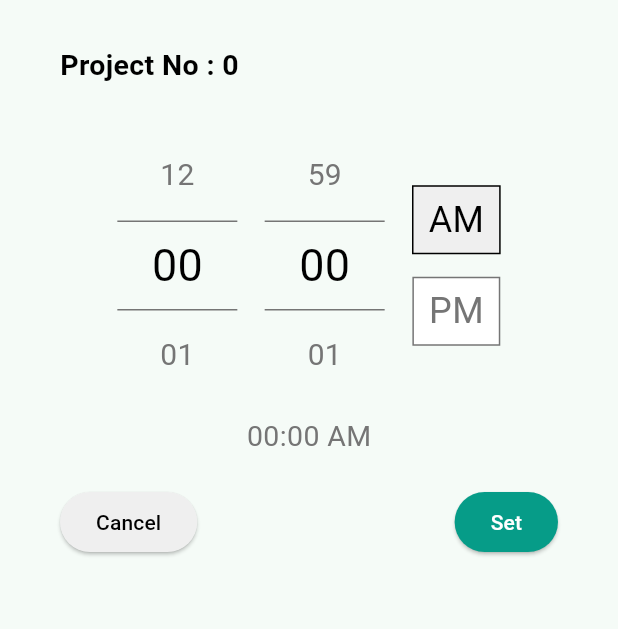
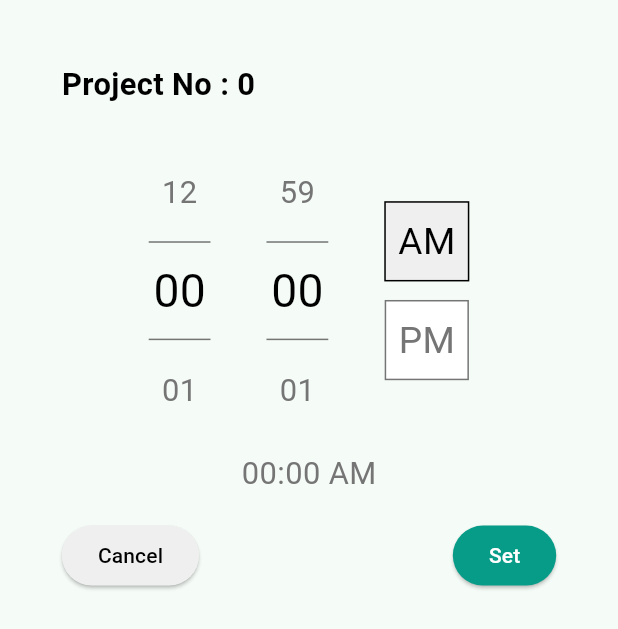
Before and after one commit to shanikaayasmanthi/av_solar_services_mobile, a Flutter app: the TimePicker widget shown alone on an empty page, opened directly with empty values, on a phone screen of 412 x 824 dp. Shown: the top 629 px of the screen. Run offline on Flutter 3.47's test engine with Material 3 defaults, Android fonts, the phone set to English and light mode, and no system bars; drawn by our look-alikes of numberpicker; our stand-ins replace geolocator, get, get_storage, google_maps_flutter, mask_text_input_formatter; missing offline and left inert: flutter_phone_direct_caller, google_maps_flutter_android, google_maps_flutter_platform_interface; accounts and stored records are empty.

Commit message:
merge dev-master in to shanika

```diff
--- a/lib/views/layouts/sup_layout.dart
+++ b/lib/views/layouts/sup_layout.dart
@@ -37,6 +37,8 @@
 
   @override
   Widget build(BuildContext context) {
+    final screenHeight = MediaQuery.of(context).size.height;
+
     final box = GetStorage();
     var token = box.read('token'); //user token
     final userMap = box.read('user'); //user details
@@ -97,7 +99,7 @@
                       },
                       icon: const Icon(
                         Icons.logout_rounded,
-                        color: textWhite,
+                        color: textRed,
                         size: 22,
                       ),
                     )
@@ -148,8 +150,8 @@
             decoration: const BoxDecoration(
               color: bgGreen,
             ),
-            child: const SizedBox(
-              height: 50,
+            child: SizedBox(
+              height: screenHeight*0.03,
             ),
           ),
         ),
@@ -182,7 +184,7 @@
                         onServiceContinueTap:
                         pageController.openServiceDetails);
                   case 1:
-                    return Profile();
+                    return const Profile();
                   case 2:
                     return ServiceDetailsLayout(
                         serviceId:
--- a/lib/views/widgets/ac_dc_form_widget.dart
+++ b/lib/views/widgets/ac_dc_form_widget.dart
@@ -328,20 +328,22 @@
         const SizedBox(
           height: 10,
         ),
-        Row(
-          mainAxisAlignment: MainAxisAlignment.start,
-          crossAxisAlignment: CrossAxisAlignment.start,
+        Wrap(
+          spacing: 20,
+          runSpacing: 0,
+          crossAxisAlignment: WrapCrossAlignment.center,
+
           children: [
             Row(
+              mainAxisSize: MainAxisSize.min,
               children: [
-                const SizedBox(width: 10),
                 const Text(
                   'Wifi Connectivity',
                   style: TextStyle(fontSize: 16),
                 ),
                 const SizedBox(width: 10),
                 Checkbox(
-                  tristate: true, // Example with tristate
+                  tristate: true,
                   value: wifiConnectivity,
                   onChanged: (bool? newValue) {
                     setState(() {
@@ -353,15 +355,15 @@
               ],
             ),
             Row(
+              mainAxisSize: MainAxisSize.min,
               children: [
-                const SizedBox(width: 10),
                 const Text(
                   'Electricity bill',
                   style: TextStyle(fontSize: 16),
                 ),
                 const SizedBox(width: 10),
                 Checkbox(
-                  tristate: true, // Example with tristate
+                  tristate: true,
                   value: electricitybill,
                   onChanged: (bool? newValue) {
                     setState(() {
@@ -374,6 +376,7 @@
             ),
           ],
         ),
+
         Column(
           crossAxisAlignment: CrossAxisAlignment.start,
           children: [
--- a/lib/views/widgets/time_picker.dart
+++ b/lib/views/widgets/time_picker.dart
@@ -31,23 +31,31 @@
   var timeFormat = "AM";
   @override
   Widget build(BuildContext context) {
-    return Padding(padding: const EdgeInsets.symmetric(horizontal: 40,vertical: 30),
+
+    final screenWidth = MediaQuery.of(context).size.width;
+    final screenHeight = MediaQuery.of(context).size.height;
+
+
+    return SafeArea(
+      child: SingleChildScrollView(
+        padding: EdgeInsets.symmetric(horizontal: screenWidth * 0.1, vertical: screenHeight * 0.05),
         child: Column(
+          mainAxisSize: MainAxisSize.min, // <- Important for bottom sheets
           children: [
             Row(
               children: [
                 Text("Project No : ${widget.projectNo}",
-              style: const TextStyle(
+                  style: TextStyle(
                       color: textBlack,
                       fontWeight: FontWeight.bold,
-                fontSize: 19
+                      fontSize: screenWidth * 0.05
 
                   ),),
               ],
             ),
-          const SizedBox(height: 20,),
+            SizedBox(height: screenHeight * 0.02,),
             Container(
-            padding: const EdgeInsets.symmetric(horizontal: 20,vertical: 10),
+              padding: EdgeInsets.symmetric(horizontal: screenWidth * 0.05, vertical: screenHeight * 0.01),
               child: Row(
                 mainAxisAlignment: MainAxisAlignment.spaceEvenly,
                 children: [
@@ -57,15 +65,15 @@
                     value: hour,
                     zeroPad: true,
                     infiniteLoop: true,
-                    itemWidth: 80,
-                    itemHeight: 60,
-                    textStyle: const TextStyle(
+                    itemWidth: screenWidth * 0.1,
+                    itemHeight: screenHeight * 0.08,
+                    textStyle: TextStyle(
                         color: textGrey,
-                      fontSize: 20
+                        fontSize: screenWidth * 0.05
                     ),
-                    selectedTextStyle: const TextStyle(
+                    selectedTextStyle: TextStyle(
                         color: textBlack,
-                      fontSize: 30
+                        fontSize: screenWidth * 0.075
                     ),
                     onChanged: (value){
                       setState(() {
@@ -89,15 +97,15 @@
                     value: minute,
                     zeroPad: true,
                     infiniteLoop: true,
-                  itemWidth: 80,
-                  itemHeight: 60,
-                  textStyle: const TextStyle(
+                    itemWidth: screenWidth * 0.1,
+                    itemHeight: screenHeight * 0.08,
+                    textStyle: TextStyle(
                         color: textGrey,
-                      fontSize: 20
+                        fontSize: screenWidth * 0.05
                     ),
-                  selectedTextStyle: const TextStyle(
+                    selectedTextStyle: TextStyle(
                         color: textBlack,
-                      fontSize: 30
+                        fontSize: screenWidth * 0.075
                     ),
                     onChanged: (value){
                       setState(() {
@@ -124,9 +132,9 @@
                           });
                         },
                         child: Container(
-                        padding: const EdgeInsets.symmetric(
-                            horizontal: 10,
-                            vertical: 5
+                          padding: EdgeInsets.symmetric(
+                              horizontal: screenWidth * 0.02,
+                              vertical: screenHeight * 0.01
                           ),
                           decoration: BoxDecoration(
                             color: timeFormat=="AM"?bgGrey:bgWhite,
@@ -137,11 +145,11 @@
                           child: Text("AM",
                             style: TextStyle(
                                 color: timeFormat=="AM"?textBlack:textGrey,
-                              fontSize: 24
+                                fontSize: screenWidth * 0.06
                             ),),
                         ),
                       ),
-                    const SizedBox(height: 15,),
+                      SizedBox(height: screenHeight * 0.015,),
                       GestureDetector(
                         onTap: (){
                           setState(() {
@@ -149,9 +157,9 @@
                           });
                         },
                         child: Container(
-                        padding: const EdgeInsets.symmetric(
-                            horizontal: 10,
-                            vertical: 5
+                          padding: EdgeInsets.symmetric(
+                              horizontal: screenWidth * 0.02,
+                              vertical: screenHeight * 0.01
                           ),
                           decoration: BoxDecoration(
                             color:  timeFormat=="PM"?bgGrey:bgWhite,
@@ -162,7 +170,7 @@
                           child: Text("PM",
                             style: TextStyle(
                                 color: timeFormat=="PM"?textBlack:textGrey,
-                              fontSize: 24
+                                fontSize: screenWidth * 0.06
                             ),),
                         ),
                       ),
@@ -175,8 +183,8 @@
               mainAxisAlignment: MainAxisAlignment.center,
               children: [
                 Text("${hour.toString().padLeft(2, '0')}:${minute.toString().padLeft(2, '0')} $timeFormat",
-              style: const TextStyle(
-                fontSize: 19,
+                  style: TextStyle(
+                      fontSize: screenWidth * 0.05,
                       color: textGrey
                   ),)
               ],
@@ -192,7 +200,7 @@
               )
                   :const SizedBox.shrink();
             }),
-          const SizedBox(height: 20,),
+            SizedBox(height: screenHeight * 0.02,),
             Row(
               mainAxisAlignment: MainAxisAlignment.spaceBetween,
               children: [
@@ -239,7 +247,7 @@
             )
           ],
         ),
-
+      ),
     );
   }
 }
```
Lines whose indentation alone changed are shown as unchanged.
